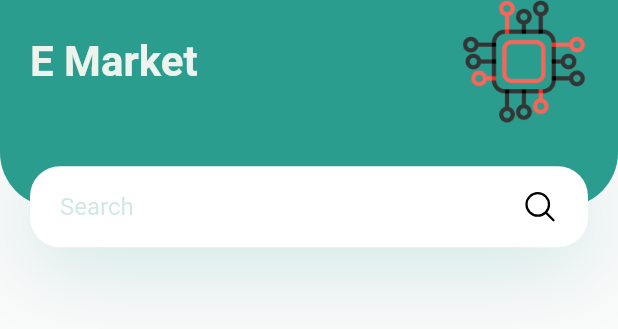
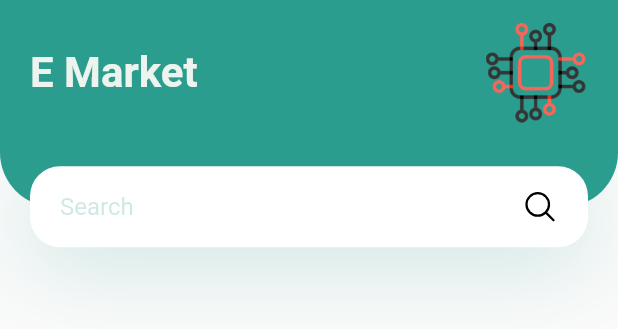
Before and after one commit to Ala-Alsanea/E_market, a Flutter app: the HeaderWithSearchBox widget shown alone on an empty page, opened directly, on a phone screen of 412 x 824 dp. Shown: the top 329 px of the screen. Run offline on Flutter 3.47's test engine with Material 2 defaults, Android fonts, the phone set to English and light mode, and no system bars; our stand-ins replace animated_splash_screen, flutter_svg, font_awesome_flutter, google_fonts, google_nav_bar, hive_flutter and 4 more; accounts and stored records are empty; network calls fail; Roboto replaces fonts that are missing (Jaldi); project files that could hold a hidden picture were left out.

Commit message:
fix header and edit store page

```diff
--- a/lib/Config/components/header_with_searchbox.dart
+++ b/lib/Config/components/header_with_searchbox.dart
@@ -15,7 +15,7 @@ class HeaderWithSearchBox extends StatelessWidget {
   Widget build(BuildContext context) {
     var search = TextEditingController();
     return Container(
-      margin: const EdgeInsets.only(bottom: 20 * 2.5),
+      margin: const EdgeInsets.only(bottom: 10),
       // It will cover 20% of our total height
       height: size.height * 0.2,
       child: Stack(
@@ -26,6 +26,7 @@ class HeaderWithSearchBox extends StatelessWidget {
               left: 20,
               right: 20,
               bottom: 36 + 20,
+              top: 15,
             ),
             decoration: const BoxDecoration(
               color: primaryColor,
```
Also changed, not shown: lib/pages/layout_page.dart (+2 -5 lines), lib/pages/store_category_page.dart (+4 -4 lines).
